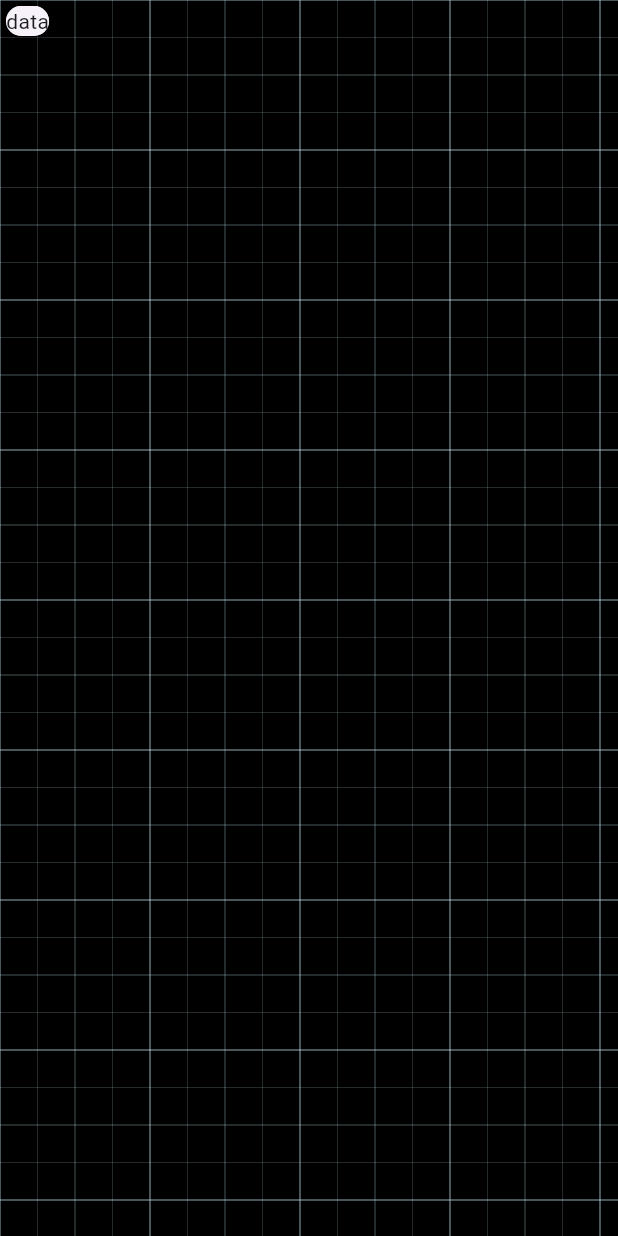
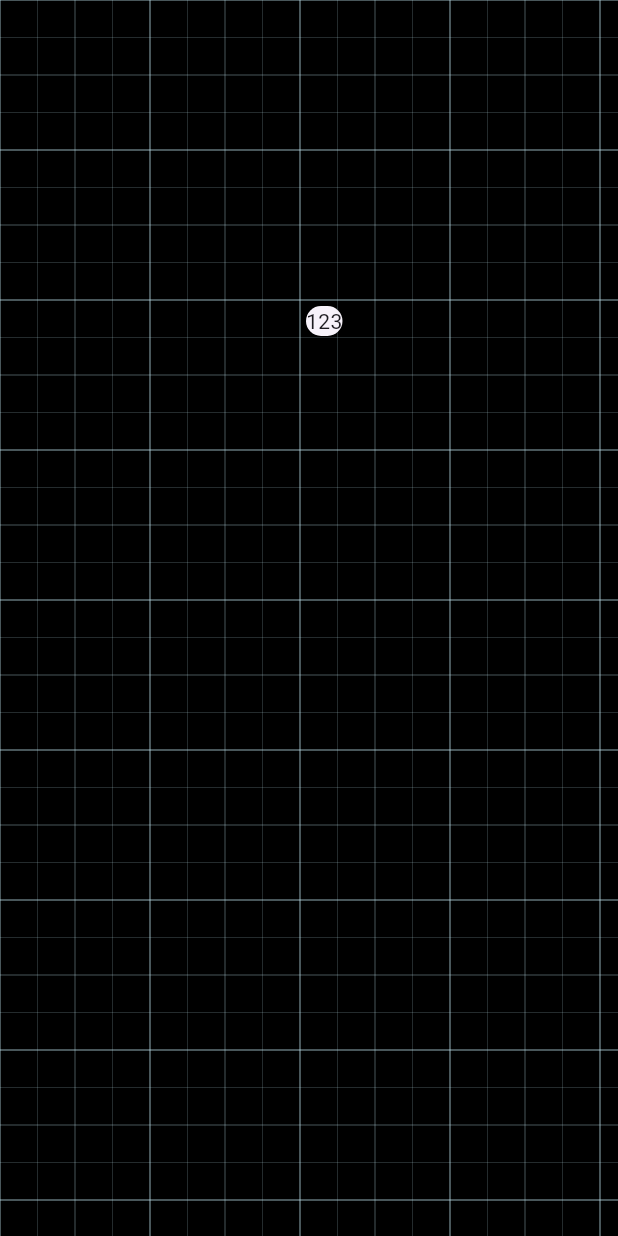
Before and after one commit to zz0-0/dial_infinite_canvas, a Flutter app: the screen it shows after launch, on a phone screen of 412 x 824 dp. Run offline on Flutter 3.47's test engine with Material 3 defaults, Android fonts, the phone set to English and light mode, and no system bars; our stand-ins replace flutter_riverpod.

```diff
--- a/lib/src/presentation/view/infinite_canvas.dart
+++ b/lib/src/presentation/view/infinite_canvas.dart
@@ -12,7 +12,12 @@ class InfiniteCanvas extends ConsumerStatefulWidget {
 }
 
 class _InfiniteCanvasState extends ConsumerState<InfiniteCanvas> {
-  ValueNotifier<double> _valueNotifier = ValueNotifier<double>(0);
+  final ValueNotifier<double> _valueNotifier = ValueNotifier<double>(0);
+  final bool _accept = false;
+  final GlobalKey _key = GlobalKey();
+  double top = 200;
+  double left = 200;
+  double xOff = 0, yOff = 0;
 
   @override
   Widget build(BuildContext context) {
@@ -31,26 +36,24 @@ class _InfiniteCanvasState extends ConsumerState<InfiniteCanvas> {
                 child: Stack(
                   children: [
                     const Background(),
-                    const Draggable(
-                      feedback: Card(
-                        child: Text("data1"),
-                      ),
-                      child: Card(
-                        child: Text("data"),
-                      ),
-                    ),
-                    DragTarget(
-                      builder: (BuildContext context, List<dynamic> accepted,
-                          List<dynamic> rejected) {
-                        return const Card(
-                          child: Text("data"),
-                        );
-                      },
-                      onWillAccept: (data) {
-                        return data == 'red';
-                      },
-                      onAccept: (data) {},
-                    ),
+                    Positioned(
+                        key: _key,
+                        top: top,
+                        left: left,
+                        child: Draggable(
+                          feedback: const Card(
+                            child: Text("456"),
+                          ),
+                          onDragEnd: (details) {
+                            setState(() {
+                              top = details.offset.dy;
+                              left = details.offset.dx;
+                            });
+                          },
+                          child: const Card(
+                            child: Text("123"),
+                          ),
+                        ))
                   ],
                 ),
               ),
```
